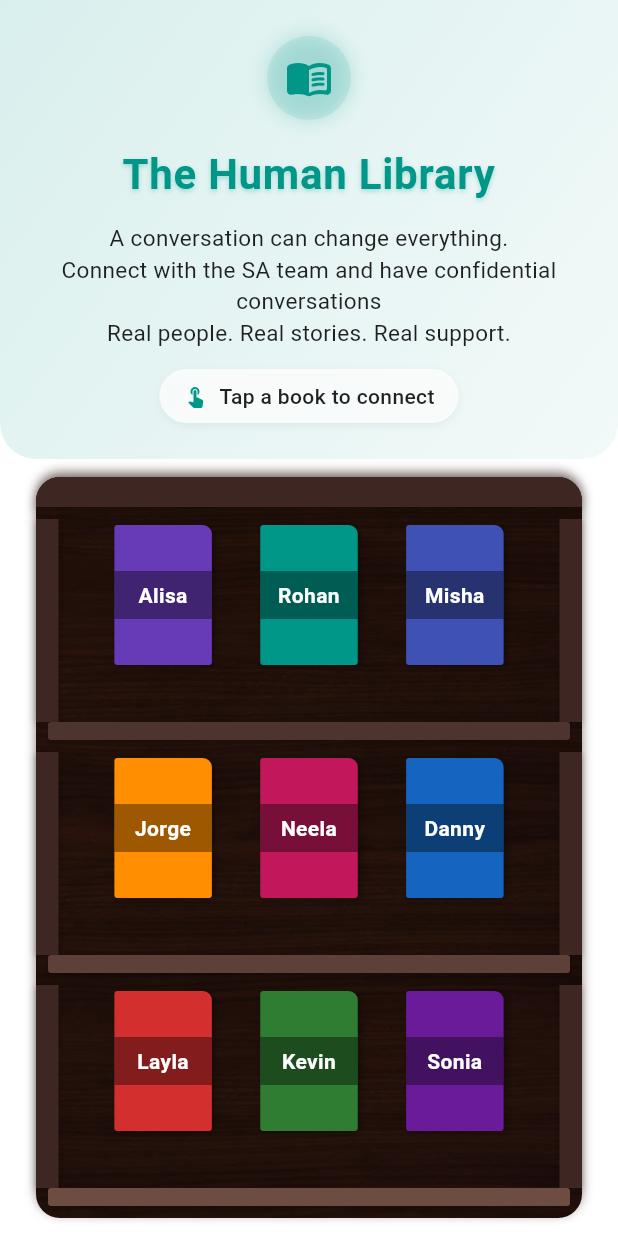
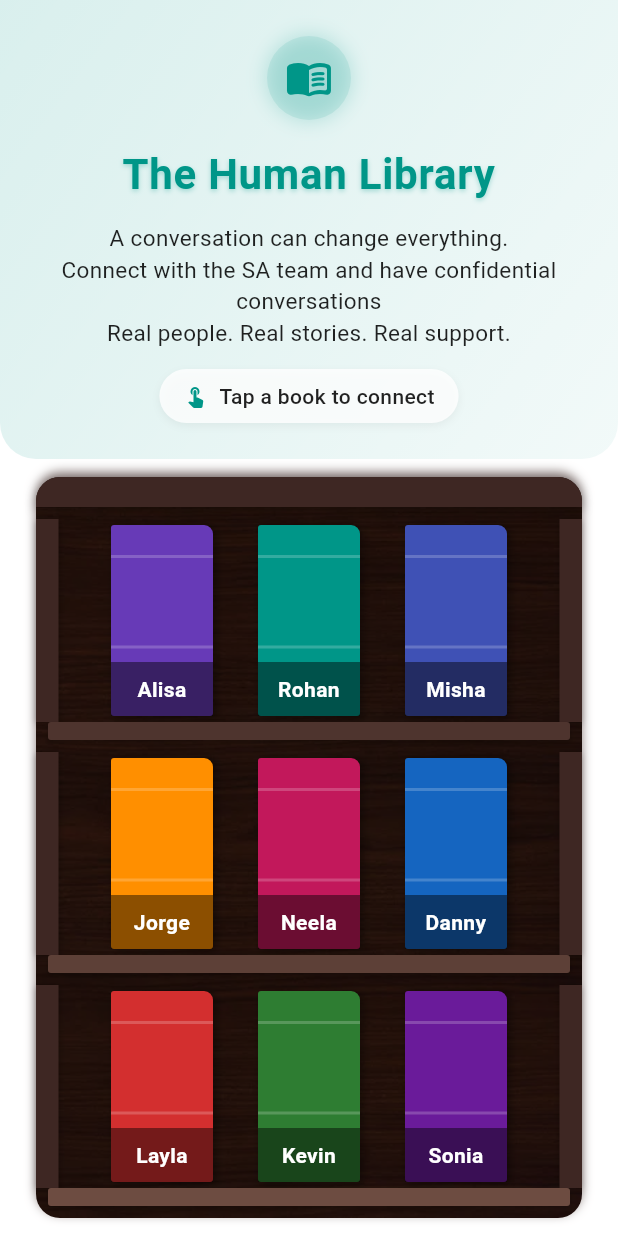
Before and after one commit to ByteCommitter/SustaBit, a Flutter app: the CommunitySeireineTeamTab widget shown alone on an empty page, opened directly, on a phone screen of 412 x 824 dp. Run offline on Flutter 3.47's test engine with Material 3 defaults, Android fonts, the phone set to English and light mode, and no system bars; our stand-ins replace cloud_firestore, font_awesome_flutter, get; accounts and stored records are empty.

Commit message:
Library Aesheticised v2

```diff
--- a/lib/pages/Community/community_sereine_team_tab.dart
+++ b/lib/pages/Community/community_sereine_team_tab.dart
@@ -283,10 +283,8 @@ class CommunitySeireineTeamTab extends StatelessWidget {
           Get.to(() => SAChatPage(teamMember: member));
         },
         child: Container(
-          width: 65, // Reduced from 80
-          // Reduce height to fix overflow by adding negative bottom margin
-          margin: const EdgeInsets.only(bottom: 34),
-          height: double.infinity,
+          width: 68, // Slightly increased from 65 for better proportions
+          height: double.infinity, // Use maximum available height
           decoration: BoxDecoration(
             color: member.bookColor,
             borderRadius: const BorderRadius.only(
@@ -297,27 +295,56 @@ class CommunitySeireineTeamTab extends StatelessWidget {
             ),
             boxShadow: [
               BoxShadow(
-                color: Colors.black.withOpacity(0.3),
-                blurRadius: 3,
+                color: Colors.black.withOpacity(0.4),
+                blurRadius: 4,
                 offset: const Offset(2, 1),
               ),
             ],
           ),
-          child: Center(
+          child: Stack(
+            children: [
+              // Book spine decoration (horizontal lines)
+              Positioned(
+                top: 20,
+                left: 0,
+                right: 0,
                 child: Container(
-              padding: const EdgeInsets.symmetric(vertical: 6, horizontal: 2),
-              color: Colors.black38,
-              width: double.infinity,
+                  height: 2,
+                  color: Colors.white.withOpacity(0.2),
+                ),
+              ),
+              Positioned(
+                bottom: 45,
+                left: 0,
+                right: 0,
+                child: Container(
+                  height: 2,
+                  color: Colors.white.withOpacity(0.2),
+                ),
+              ),
+
+              // Book title - positioned at bottom with better styling
+              Positioned(
+                bottom: 0,
+                left: 0,
+                right: 0,
+                child: Container(
+                  padding: const EdgeInsets.symmetric(vertical: 8, horizontal: 2),
+                  color: Colors.black45,
                   child: Text(
                     member.name,
                     style: const TextStyle(
                       color: Colors.white,
                       fontWeight: FontWeight.bold,
-                  fontSize: 14, // Reduced from 16
+                      fontSize: 14,
                     ),
                     textAlign: TextAlign.center,
+                    maxLines: 1,
+                    overflow: TextOverflow.ellipsis,
                   ),
                 ),
+              ),
+            ],
           ),
         ),
       ),
```
Lines whose indentation alone changed are shown as unchanged.
